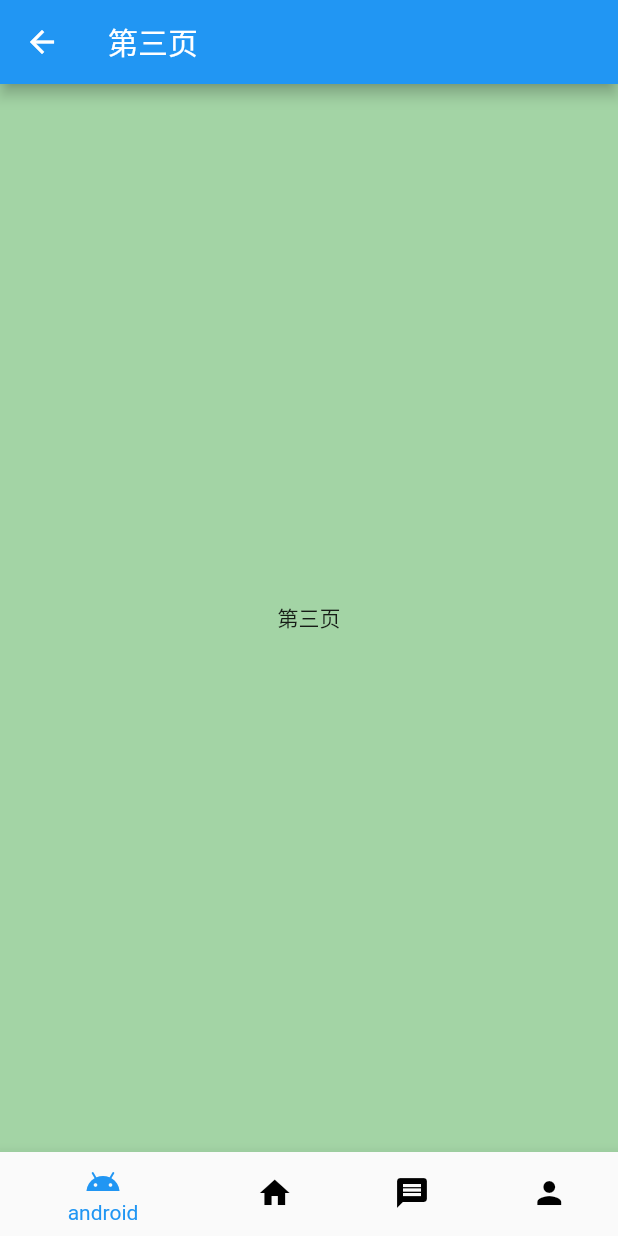
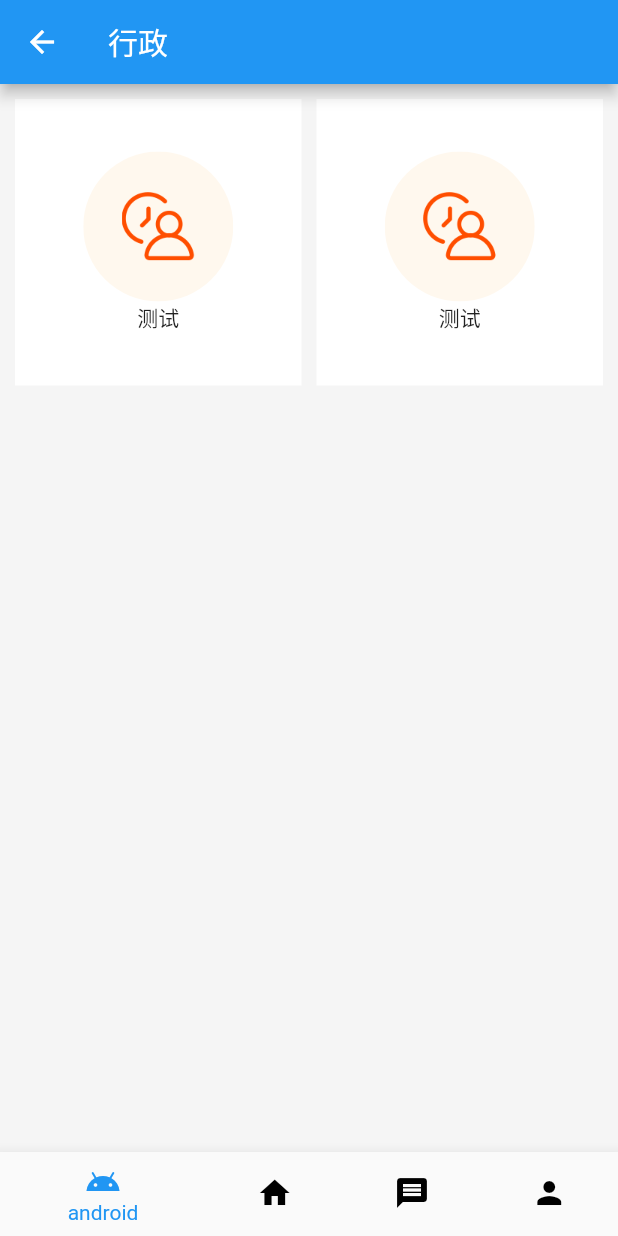
Before and after one commit to Hackerofshi/shixin_flutter_app, a Flutter app: the MyHomePage screen opened by its route, swiped to page 3, on a phone screen of 412 x 824 dp. Run offline on Flutter 3.47's test engine with Material 2 defaults, Android fonts, the phone set to English and light mode, and no system bars; our stand-ins replace cached_network_image, convert, dio, fluttertoast, shared_preferences; missing offline and left inert: flutter_refresh; accounts and stored records are empty; generated files the repository leaves out were written again; network calls fail.

Commit message:
行政页面的添加

```diff
--- /dev/null
+++ b/lib/routes/admin_page.dart
@@ -0,0 +1,101 @@
+import 'package:flutter/cupertino.dart';
+import 'package:flutter/material.dart';
+
+class AdminPage extends StatefulWidget {
+  @override
+  _AdminPage createState() {
+    // TODO: implement createState
+    return _AdminPage();
+  }
+}
+
+class _AdminPage extends State<AdminPage> {
+  @override
+  Widget build(BuildContext context) {
+    // TODO: implement build
+    return Scaffold(
+      backgroundColor: Color(0xFFF5F5F5),
+      appBar: AppBar(title: Text("行政")),
+      body: getBody(),
+    );
+  }
+
+  getBody() {
+    return Container(
+      padding: EdgeInsets.only(left: 10.0, top: 10.0, right: 10.0),
+      child: Column(
+        children: <Widget>[
+          Row(
+            children: <Widget>[
+              Expanded(
+                flex: 1,
+                child: Container(
+                  color: Colors.white,
+                  alignment: Alignment.center,
+                  child: AspectRatio(
+                    aspectRatio: 1 / 1,
+                    child: Center(
+                      child: Column(
+                        mainAxisAlignment: MainAxisAlignment.center,
+                        crossAxisAlignment: CrossAxisAlignment.center,
+                        children: <Widget>[
+                          ClipOval(
+                            child: Container(
+                              width: 100.0,
+                              height: 100.0,
+                              color: Color(0xFFFFF8EE),
+                              alignment: Alignment.center,
+                              child: Image(
+                                image: AssetImage("assets/icon_leave.png"),
+                                width: 49,
+                              ),
+                            ),
+                          ),
+                          Text("测试"),
+                        ],
+                      ),
+                    ),
+                  ),
+                ),
+              ),
+              SizedBox(
+                width: 10.0,
+              ),
+              Expanded(
+                flex: 1,
+                child: Container(
+                  color: Colors.white,
+                  alignment: Alignment.center,
+                  child: AspectRatio(
+                    aspectRatio: 1 / 1,
+                    child: Center(
+                      child: Column(
+                        mainAxisAlignment: MainAxisAlignment.center,
+                        crossAxisAlignment: CrossAxisAlignment.center,
+                        children: <Widget>[
+                          ClipOval(
+                            child: Container(
+                              width: 100.0,
+                              height: 100.0,
+                              color: Color(0xFFFFF8EE),
+                              alignment: Alignment.center,
+                              child: Image(
+                                image: AssetImage("assets/icon_leave.png"),
+                                width: 49,
+                              ),
+                            ),
+                          ),
+                          Text("测试"),
+                        ],
+                      ),
+                    ),
+                  ),
+                ),
+              ),
+            ],
+          )
+        ],
+      ),
+    );
+  }
+}
--- a/lib/routes/home_page.dart
+++ b/lib/routes/home_page.dart
@@ -1,7 +1,7 @@
-
 import 'package:flutter/cupertino.dart';
 import 'package:flutter/material.dart';
 import 'package:provider/provider.dart';
+import 'package:shixin_flutter_app/routes/admin_page.dart';
 import 'package:shixin_flutter_app/routes/project_page.dart';
 import 'package:shixin_flutter_app/states/index.dart';
 
@@ -48,38 +48,51 @@ class _MyHomePageState extends State<MyHomePage> {
     // fast, so that you can just rebuild anything that needs updating rather
     // than having to individually change instances of widgets.
     return Consumer<IndexProvider>(
-      //优化：在状态改变时viewpage子页面不会走build方法
+        //优化：在状态改变时viewpage子页面不会走build方法
         child: PageView(
           physics: NeverScrollableScrollPhysics(), //禁止滚动,
-          controller: Provider.of<IndexProvider>(context,listen: false).pageController,
+          controller:
+              Provider.of<IndexProvider>(context, listen: false).pageController,
           children: <Widget>[
-            ProjectPage("第一页"), WyNewsPage(), ChildPage("第三页"), ChildPage("第四页")
+            ProjectPage("第一页"),
+            WyNewsPage(),
+            AdminPage(),
+            ChildPage("第四页"),
           ],
         ),
-        builder: (context, indexProvider, child){
+        builder: (context, indexProvider, child) {
           return Scaffold(
             body: child,
             drawer: MyDrawer(),
             bottomNavigationBar: BottomNavigationBar(
-              onTap: (index){
+              onTap: (index) {
                 indexProvider.index = index;
               },
               unselectedItemColor: Colors.black,
-              unselectedLabelStyle: TextStyle(
-                color: Colors.black
-              ),
+              unselectedLabelStyle: TextStyle(color: Colors.black),
               selectedItemColor: Colors.blue,
               currentIndex: indexProvider.index,
               items: [
-                BottomNavigationBarItem(icon: Icon(Icons.android), title: Text("android")),
-                BottomNavigationBarItem(icon: Icon(Icons.home), title: Text("home")),
-                BottomNavigationBarItem(icon: Icon(Icons.message), title: Text("message")),
-                BottomNavigationBarItem(icon: Icon(Icons.person), title: Text("person")),
+                BottomNavigationBarItem(
+                  icon: Icon(Icons.android),
+                  title: Text("android"),
+                ),
+                BottomNavigationBarItem(
+                  icon: Icon(Icons.home),
+                  title: Text("home"),
+                ),
+                BottomNavigationBarItem(
+                  icon: Icon(Icons.message),
+                  title: Text("message"),
+                ),
+                BottomNavigationBarItem(
+                  icon: Icon(Icons.person),
+                  title: Text("person"),
+                ),
               ],
             ),
           );
-        }
-    );
+        });
   }
 }
 
@@ -92,7 +105,8 @@ class ChildPage extends StatefulWidget {
   _ChildPageState createState() => _ChildPageState();
 }
 
-class _ChildPageState extends State<ChildPage> with AutomaticKeepAliveClientMixin {
+class _ChildPageState extends State<ChildPage>
+    with AutomaticKeepAliveClientMixin {
   @override
   bool get wantKeepAlive => true;
 
@@ -110,8 +124,8 @@ class _ChildPageState extends State<ChildPage> with AutomaticKeepAliveClientMixi
       backgroundColor: widget.title == '第一页'
           ? Colors.red.withOpacity(0.5)
           : widget.title == '第二页'
-          ? Colors.yellow.withOpacity(0.5)
-          : Colors.green.withOpacity(0.5),
+              ? Colors.yellow.withOpacity(0.5)
+              : Colors.green.withOpacity(0.5),
       appBar: AppBar(title: Text(widget.title)),
       body: Center(child: Text(widget.title)),
     );
--- a/lib/routes/login_page.dart
+++ b/lib/routes/login_page.dart
@@ -33,14 +33,13 @@ class _LoginRouteState extends State<LoginRoute> {
     print("------");
     if (null == Global.profile) {
       print("true");
+      // 自动填充上次登录的用户名，填充后将焦点定位到密码输入框
+      _unameController.text = Global.profile.user.login;
+      if (_unameController.text != null) {
+        _nameAutoFocus = false;
+      }
     } else {
-      print("false" + Global.profile.user.login);
-    }
-
-    // 自动填充上次登录的用户名，填充后将焦点定位到密码输入框
-    _unameController.text = Global.profile.user.login;
-    if (_unameController.text != null) {
-      _nameAutoFocus = false;
+      print("false");
     }
     super.initState();
   }
--- a/lib/routes/splash_page.dart
+++ b/lib/routes/splash_page.dart
@@ -14,10 +14,6 @@ class SplashPage extends StatefulWidget {
 
 class SplashState extends State<SplashPage> {
 
-
-
-
-
   Timer timer;
 
   @override
@@ -25,7 +21,7 @@ class SplashState extends State<SplashPage> {
     if (null == Global.profile) {
       print("true");
     } else {
-      print("false" + Global.profile.user.login);
+      print("false");
     }
     super.initState();
     timer = new Timer(const Duration(milliseconds: 1500), () {
--- a/pubspec.yaml
+++ b/pubspec.yaml
@@ -62,13 +62,14 @@ flutter:
   uses-material-design: true
   assets:
     - assets/avatar-default.png
+    - assets/icon_leave.png
   fonts:
     - family: wxcIconFont
       fonts:
-        - asset: static/font/iconfont.ttf
+        #- asset: static/font/iconfont.ttf
     - family: google_kavivanar
       fonts:
-        - asset: static/font/google_kavivanar.ttf
+      #- asset: static/font/google_kavivanar.ttf
   # To add assets to your application, add an assets section, like this:
   # assets:
   #  - images/a_dot_burr.jpeg
```
Also changed, not shown: assets/icon_leave.png (added).
